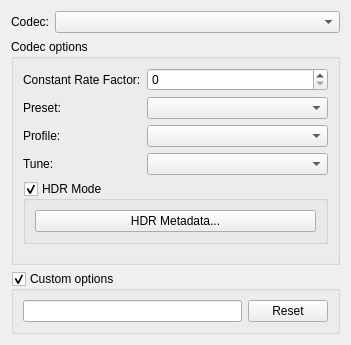
KDE/krita, file libs/ui/animation/video_export_options_dialog.ui: the form before one commit.
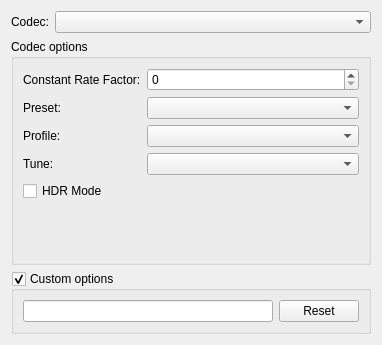
The form after the commit. The open tabs and pages were chosen to show the change. Custom widgets are drawn as their Qt base class.

Commit message: Remove H265 HDR metadata settings, use image HDR metadata instead.

Diff of the .ui file:
```diff
--- a/libs/ui/animation/video_export_options_dialog.ui
+++ b/libs/ui/animation/video_export_options_dialog.ui
@@ -6,6 +6,14 @@
   </author>
  <class>VideoExportOptionsDialog</class>
  <widget class="QWidget" name="VideoExportOptionsDialog">
+  <property name="geometry">
+   <rect>
+    <x>0</x>
+    <y>0</y>
+    <width>382</width>
+    <height>338</height>
+   </rect>
+  </property>
   <layout class="QFormLayout" name="formLayout">
    <item row="0" column="0">
     <widget class="QLabel" name="label_2">
@@ -183,22 +191,10 @@
            <widget class="QComboBox" name="cmbTuneH265"/>
           </item>
           <item row="4" column="0" colspan="2">
-           <widget class="QGroupBox" name="chkUseHDRMetadata">
-            <property name="title">
+           <widget class="QCheckBox" name="chkUseHDRMetadata">
+            <property name="text">
              <string>HDR Mode</string>
             </property>
-            <property name="checkable">
-             <bool>true</bool>
-            </property>
-            <layout class="QVBoxLayout" name="verticalLayout">
-             <item>
-              <widget class="QPushButton" name="btnHdrMetadata">
-               <property name="text">
-                <string>HDR Metadata...</string>
-               </property>
-              </widget>
-             </item>
-            </layout>
            </widget>
           </item>
          </layout>
```
Left out of the diff: 5 changed lines with no effect on the pictures. The commit also changes 11 other files.
